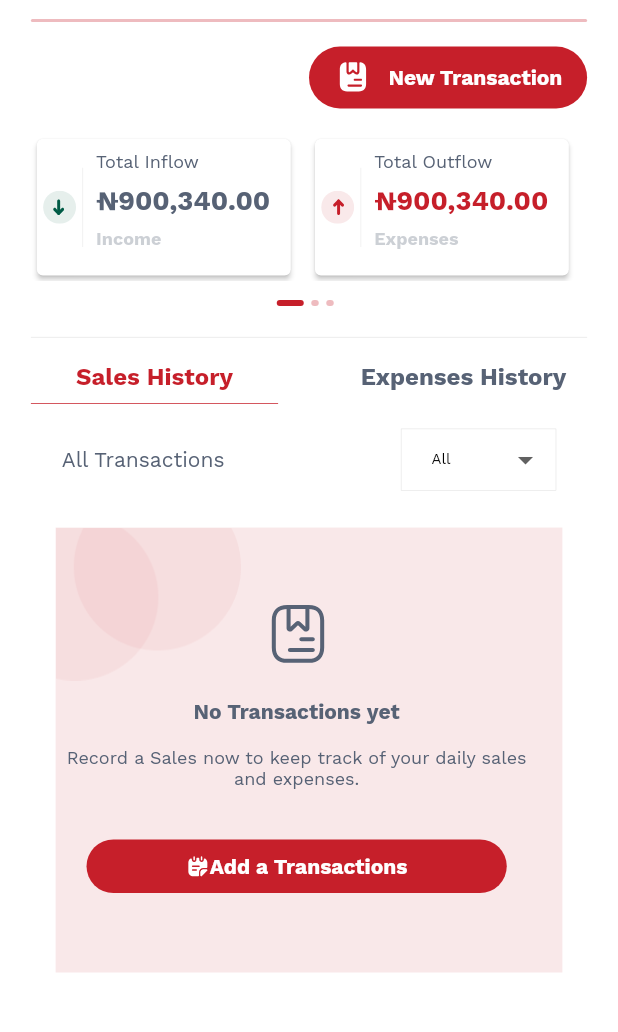
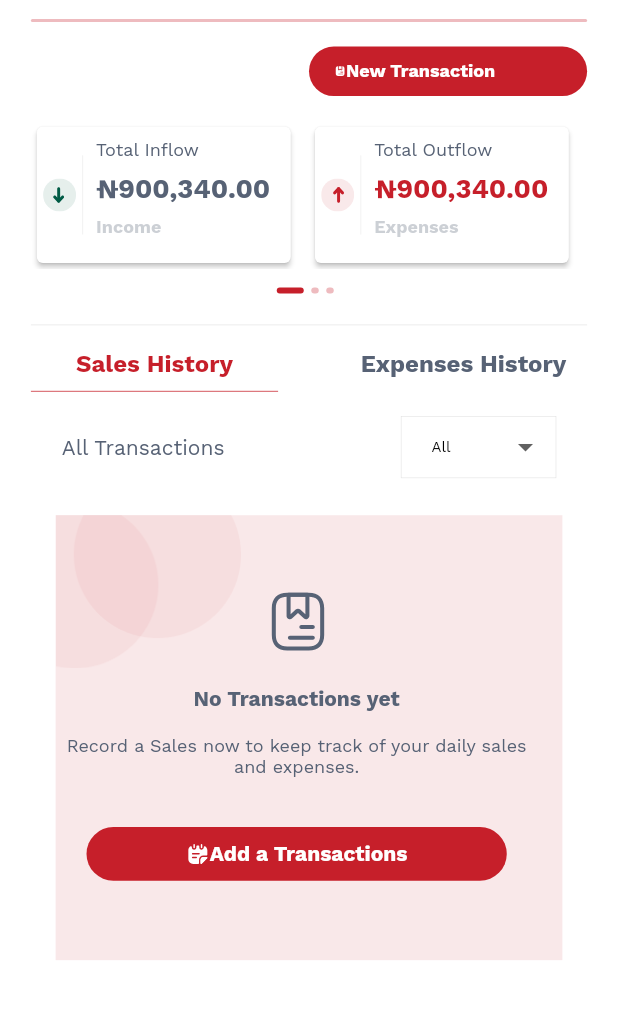
Before and after one commit to Behalal/Fagopay_mobile, a Flutter app: the BookKeeping screen opened directly, on a phone screen of 412 x 824 dp, the part 152-1184 px from its top. Run offline on Flutter 3.47's test engine with Material 2 defaults, Android fonts, the phone set to English and light mode, and no system bars; drawn by our look-alikes of auto_size_text; our stand-ins replace circular_countdown_timer, dotted_decoration, dropdown_button2, equatable, flutter_native_contact_picker, flutter_progress_hud and 13 more; missing offline and left inert: clipboard, flutter_identity_kyc, number_display, numeric_keyboard; accounts and stored records are empty; project files that could hold a hidden picture were left out.

Commit message:
merging process

```diff
--- a/lib/screens/business/book_keeping/booking_keeping.dart
+++ b/lib/screens/business/book_keeping/booking_keeping.dart
@@ -111,15 +111,18 @@ class _BookKeepingState extends State<BookKeeping> {
                                 SvgPicture.asset(
                                   "assets/images/archive-book.svg",
                                   color: white,
-                                  height: 3.h,
+                                  height: 2.h,
+                                  width: 2.w,
                                 ),
-                                const AutoSizeText(
-                                  "New Transaction",
-                                  style: TextStyle(
-                                    fontFamily: "Work Sans",
-                                    fontSize: 14,
-                                    fontWeight: FontWeight.w600,
-                                    color: white,
+                                const Expanded(
+                                  child:  AutoSizeText(
+                                    "New Transaction",
+                                    style: TextStyle(
+                                      fontFamily: "Work Sans",
+                                      fontSize: 5,
+                                      fontWeight: FontWeight.w600,
+                                      color: white,
+                                    ),
                                   ),
                                 ),
                               ],
--- a/lib/screens/individual/home/widgets/dashboard_details.dart
+++ b/lib/screens/individual/home/widgets/dashboard_details.dart
@@ -767,7 +767,7 @@ class _ManageAccountState extends State<ManageAccount> {
                                       _userUcontroller.user!.firstName ?? '',
                                       style: const TextStyle(
                                         fontFamily: "Work Sans",
-                                        fontSize: 18,
+                                        fontSize: 14,
                                         fontWeight: FontWeight.w600,
                                         color: welcomeText,
                                       ),
@@ -779,7 +779,7 @@ class _ManageAccountState extends State<ManageAccount> {
                                       _userUcontroller.user!.lastName ?? '',
                                       style: const TextStyle(
                                         fontFamily: "Work Sans",
-                                        fontSize: 18,
+                                        fontSize: 14,
                                         fontWeight: FontWeight.w600,
                                         color: welcomeText,
                                       ),
--- a/lib/screens/individual/refer_and_win/reward_center.dart
+++ b/lib/screens/individual/refer_and_win/reward_center.dart
@@ -111,8 +111,7 @@ class _ReferCenterState extends State<ReferCenter> {
                                                       .spaceBetween,
                                               children: [
                                                 AutoSizeText(
-                                                  '$currencySymbol ${_userUcontroller.userReferalEarning?.rewardbalance.toString()}' ??
-                                                      '0',
+                                                  '$currencySymbol ${_userUcontroller.userReferalEarning?.rewardbalance.toString()}',
                                                   style: const TextStyle(
                                                     fontFamily: "Work Sans",
                                                     fontSize: 10,
@@ -121,8 +120,7 @@ class _ReferCenterState extends State<ReferCenter> {
                                                   ),
                                                 ),
                                                 AutoSizeText(
-                                                  '$currencySymbol ${_userUcontroller.userReferalEarning?.totalEarned.toString()}' ??
-                                                      '0',
+                                                  '$currencySymbol ${_userUcontroller.userReferalEarning?.totalEarned.toString()}',
                                                   style: const TextStyle(
                                                     fontFamily: "Work Sans",
                                                     fontSize: 10,
```
Also changed, not shown: lib/screens/business/customers/customer.dart (+11 -8 lines).
